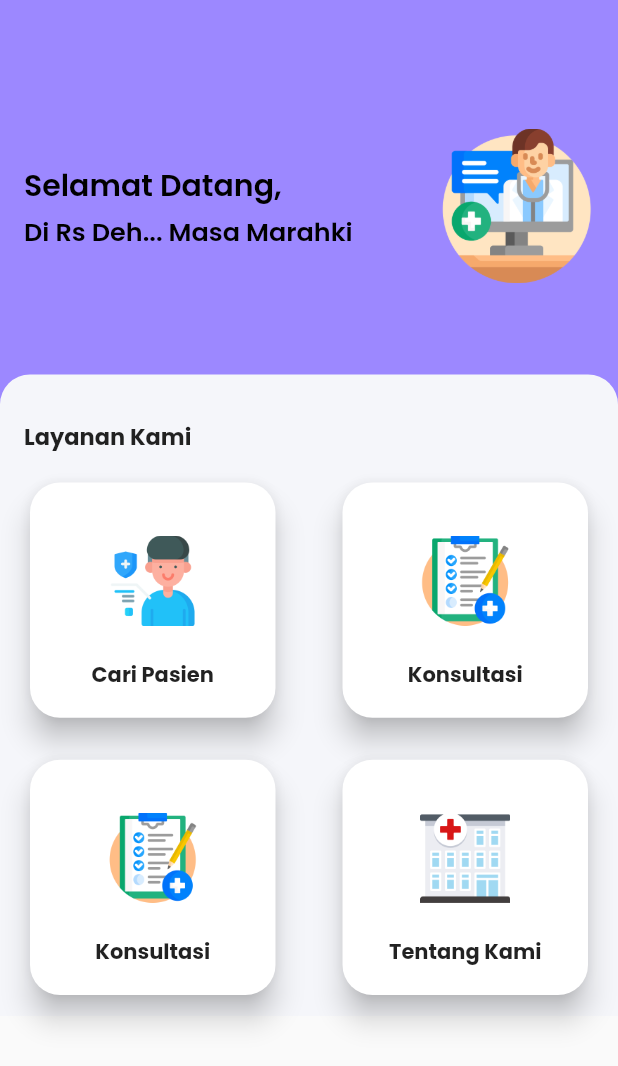
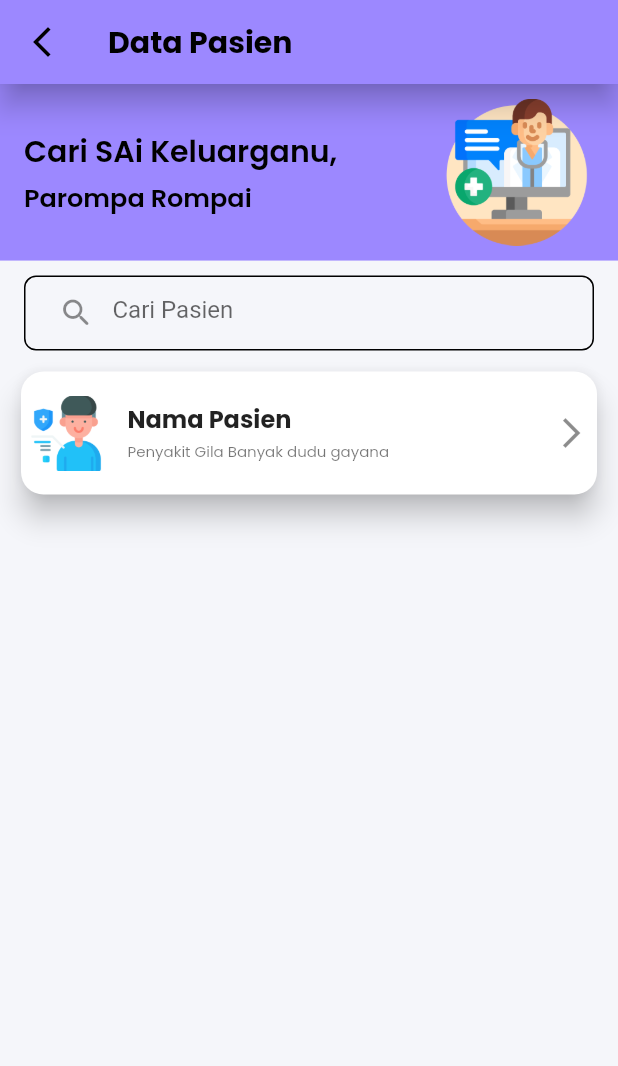
Before and after one commit to ardi7923/flutter-rumahsakit, a Flutter app: the screen it shows after launch, after a tap on "Cari Pasien", on a phone screen of 412 x 824 dp. Shown: the top 1066 px of the screen. Run offline on Flutter 3.47's test engine with Material 2 defaults, Android fonts, the phone set to English and light mode, and no system bars; our stand-ins replace flutter_spinkit, get, google_fonts, supercharged.

Commit message:
patient screen done

```diff
--- /dev/null
+++ b/lib/layout/general_layout.dart
@@ -0,0 +1,36 @@
+part of "layout.dart";
+
+class GeneralLayout extends StatelessWidget {
+  final Widget child;
+  final Function onBackPressed;
+  GeneralLayout({this.child, this.onBackPressed});
+  @override
+  Widget build(BuildContext context) {
+    return PublicLayout(
+      appBar: AppBar(
+        backgroundColor: primaryColor,
+        elevation: 8,
+        leading: InkWell(
+            onTap: () {
+              if(onBackPressed != null){
+                onBackPressed();
+              }
+            },
+            child: Container(
+                decoration: BoxDecoration(
+                  borderRadius: BorderRadius.circular(20),
+                ),
+                child: Icon(
+                  Icons.arrow_back_ios_new,
+                  color: Colors.black,
+                ))),
+        title: Text(
+          "Data Pasien",
+          style: poppinsFont.copyWith(
+              color: Colors.black, fontWeight: FontWeight.bold),
+        ),
+      ),
+      child: child,
+    );
+  }
+}
--- a/lib/layout/layout.dart
+++ b/lib/layout/layout.dart
@@ -3,3 +3,4 @@ import 'package:flutter/material.dart';
 import 'package:flutter_rumahsakit/shared/shared.dart';
 
 part "public_layout.dart";
+part "general_layout.dart";
--- a/lib/main.dart
+++ b/lib/main.dart
@@ -17,7 +17,7 @@ class MyApp extends StatelessWidget {
       initialRoute: "/splashscreen",
       getPages: [
         GetPage(name: "/splashscreen", page: () => SplashScreen()),
-        GetPage(name: "/home", page: () => HomeScreen())
+        GetPage(name: "/home", page: () => HomeScreen(),transition: Transition.rightToLeft)
       ],
     );
   }
--- a/lib/screen/home_screen.dart
+++ b/lib/screen/home_screen.dart
@@ -83,6 +83,9 @@ class _HomeScreenState extends State<HomeScreen> {
                             CardMenu(
                               image: "assets/icons/patient.png",
                               title: "Cari Pasien",
+                              onTap: () {
+                                Get.to(PatientScreen(),transition: Transition.zoom);
+                              },
                             ),
                             CardMenu(
                               image: "assets/icons/health-check.png",
--- /dev/null
+++ b/lib/screen/patient_screen.dart
@@ -0,0 +1,126 @@
+part of "screen.dart";
+
+class PatientScreen extends StatefulWidget {
+  @override
+  _PatientScreenState createState() => _PatientScreenState();
+}
+
+class _PatientScreenState extends State<PatientScreen> {
+  @override
+  Widget build(BuildContext context) {
+    return GeneralLayout(
+      onBackPressed: () {
+        Get.offAllNamed("/home");
+      },
+      child: SingleChildScrollView(
+        child: Column(
+          children: [
+            Container(
+              decoration: BoxDecoration(
+                color: primaryColor,
+              ),
+              height: MediaQuery.of(context).size.height / 7,
+              child: Container(
+                margin: EdgeInsets.symmetric(horizontal: 16, vertical: 10),
+                child: Row(
+                  mainAxisAlignment: MainAxisAlignment.spaceBetween,
+                  children: [
+                    Column(
+                      mainAxisAlignment: MainAxisAlignment.center,
+                      crossAxisAlignment: CrossAxisAlignment.start,
+                      children: [
+                        Text(
+                          "Cari SAi Keluarganu,",
+                          style: poppinsFont.copyWith(
+                              fontWeight: FontWeight.w600,
+                              fontSize: 20,
+                              color: Colors.black),
+                        ),
+                        SizedBox(
+                          height: 3,
+                        ),
+                        Text(
+                          "Parompa Rompai",
+                          style: poppinsFont.copyWith(
+                              fontWeight: FontWeight.w600,
+                              fontSize: 17,
+                              color: Colors.black),
+                        ),
+                      ],
+                    ),
+                    Image.asset(
+                      "assets/icons/consultation.png",
+                      width: MediaQuery.of(context).size.width / 4,
+                    )
+                  ],
+                ),
+              ),
+            ),
+            Container(
+                width: double.infinity,
+                child: Container(
+                  margin: EdgeInsets.fromLTRB(16, 10, 16, 10),
+                  width: double.infinity,
+                  padding: EdgeInsets.symmetric(horizontal: 10),
+                  decoration: BoxDecoration(
+                    color: backgroundColor,
+                    borderRadius: BorderRadius.circular(8),
+                    border: Border.all(color: Colors.black),
+                  ),
+                  child: TextFormField(
+                    decoration: InputDecoration(
+                        prefixIcon: Icon(Icons.search_rounded),
+                        border: InputBorder.none,
+                        hintText: "Cari Pasien"),
+                  ),
+                )),
+            Container(
+              margin: EdgeInsets.fromLTRB(10, 0, 10, 0),
+              height: MediaQuery.of(context).size.height / 1.63,
+              child: ListView(
+                children: [
+                  Card(
+                    elevation: 8,
+                    shape: RoundedRectangleBorder(
+                        borderRadius: BorderRadius.circular(15)),
+                    child: InkWell(
+                      borderRadius: BorderRadius.circular(15),
+                      splashColor: primaryColor,
+
+                      onTap: (){
+
+                      },
+                      child: ListTile(
+                        contentPadding:
+                            EdgeInsets.symmetric(vertical: 5, horizontal: 5),
+                        leading: Image.asset(
+                          "assets/icons/patient.png",
+                          width: 50,
+                        ),
+                        title: Text(
+                          "Nama Pasien",
+                          style: poppinsFont.copyWith(fontWeight: FontWeight.bold),
+                        ),
+                        subtitle: Text(
+                          "Penyakit Gila Banyak dudu gayana",
+                          style: poppinsFont.copyWith(fontSize: 10),
+                        ),
+                        trailing: Column(
+                          mainAxisAlignment: MainAxisAlignment.center,
+                          crossAxisAlignment: CrossAxisAlignment.center,
+                          children: [
+                            Icon(Icons.arrow_forward_ios_outlined),
+                          ],
+                        ),
+                      ),
+                    ),
+                  )
+                ],
+              ),
+            )
+          ],
+        ),
+      ),
+    );
+  }
+}
--- a/lib/screen/screen.dart
+++ b/lib/screen/screen.dart
@@ -9,3 +9,4 @@ import 'package:get/get.dart';
 
 part 'splashscreen.dart';
 part 'home_screen.dart';
+part 'patient_screen.dart';
```
